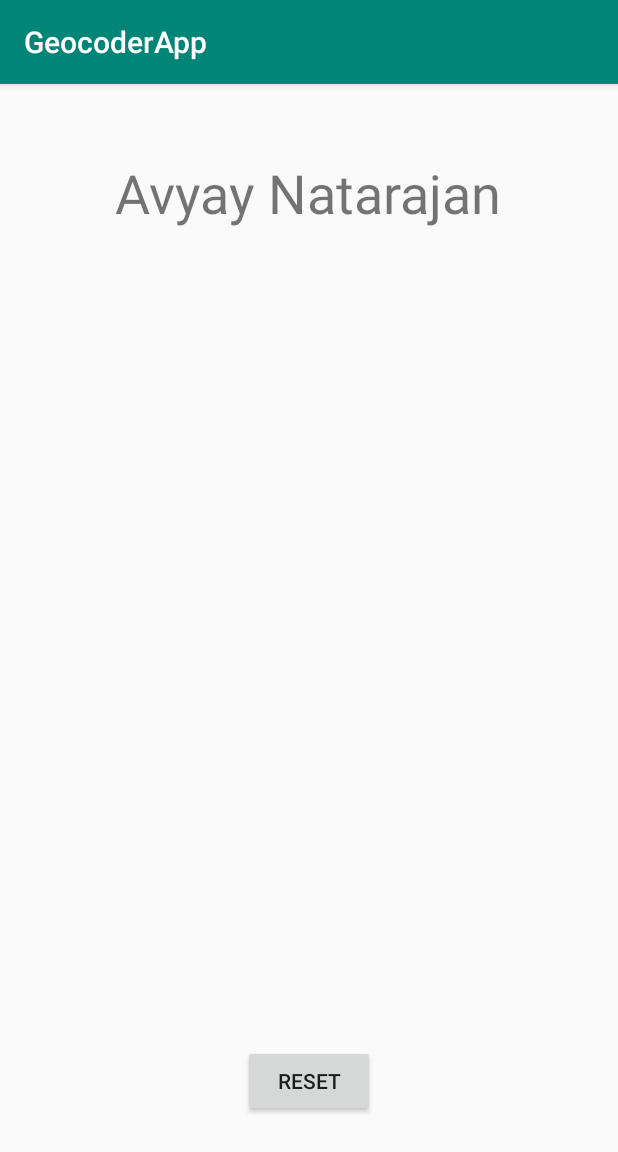
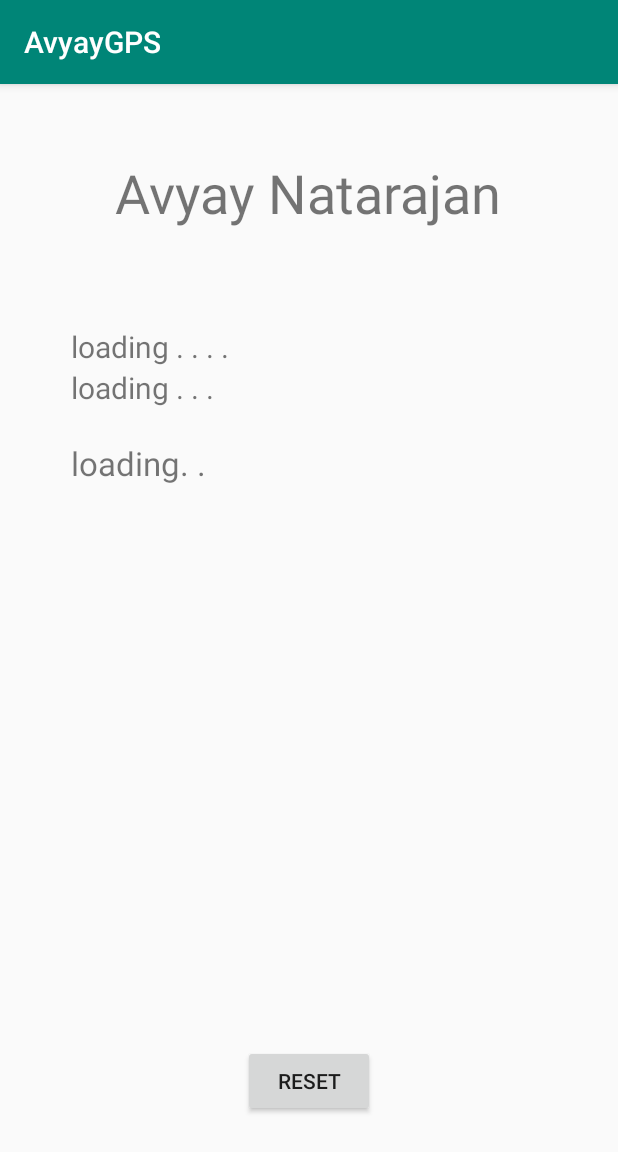
Before and after one commit to avyaysbhs/AP-Android-Geocoder-Project, an Android app: the screen it shows after launch (MainActivity), after a tap on "RESET", on a phone screen of 412 x 824 dp. Shown: the top 1152 px of the screen. Run offline under Robolectric (Android 15) with nearby library versions, the phone set to English and light mode, and no system bars.

Commit message:
Day 2 with project. played coc almost all of class but i made this cool loading thingy

```diff
--- a/app/src/main/java/com/example/geocoderapp/MainActivity.java
+++ b/app/src/main/java/com/example/geocoderapp/MainActivity.java
@@ -18,6 +18,8 @@ import androidx.appcompat.app.AppCompatActivity;
 
 import java.io.IOException;
 import java.text.DecimalFormat;
+import java.util.ArrayList;
+import java.util.List;
 import java.util.Locale;
 
 public class MainActivity extends AppCompatActivity implements LocationListener {
@@ -26,8 +28,8 @@ public class MainActivity extends AppCompatActivity implements LocationListener
     private double traveled;
 
     private Geocoder geocoder;
-    private DecimalFormat milesFormat = new DecimalFormat("###.#");
-    private DecimalFormat latLongFormat = new DecimalFormat("####.###");
+    private DecimalFormat milesFormat = new DecimalFormat("####.###");
+    private DecimalFormat latLongFormat = new DecimalFormat("#####.####");
 
     private Location location;
     private LocationManager locationManager;
@@ -44,9 +46,38 @@ public class MainActivity extends AppCompatActivity implements LocationListener
         onLocationChanged(location);
     }
 
+    public String repeat(String s, int n)
+    {
+        StringBuilder o = new StringBuilder(); for (int i = 0; i<n; i++) o.append(s); return o.toString();
+    }
+
+    public String fillStart(String s, String fragment, int ceiling)
+    {
+        int delta = s.length() - fragment.length();
+        if (delta > ceiling)
+            return fragment + s.substring(fragment.length());
+        String out = null; int index = 0;
+        while (index < s.length() - ceiling)
+        {
+            out = fragment.substring(0, index++) + s.substring(index);
+        }
+        return out;
+    }
+
     @Override
     protected void onCreate(Bundle savedInstanceState) {
         super.onCreate(savedInstanceState);
+
+        locationManager = (LocationManager) getSystemService(Context.LOCATION_SERVICE);
+
+        if (checkSelfPermission(Manifest.permission.ACCESS_FINE_LOCATION) != PackageManager.PERMISSION_GRANTED && checkSelfPermission(Manifest.permission.ACCESS_COARSE_LOCATION) != PackageManager.PERMISSION_GRANTED) {
+            requestPermissions(
+                new String[] { Manifest.permission.ACCESS_FINE_LOCATION, Manifest.permission.ACCESS_COARSE_LOCATION },
+                requestId++
+            );
+            return;
+        }
+
         setContentView(R.layout.activity_main);
 
         latitudeView = findViewById(R.id.latitude);
@@ -57,16 +88,40 @@ public class MainActivity extends AppCompatActivity implements LocationListener
         Button refreshButton = findViewById(R.id.refresh);
         refreshButton.setOnClickListener(this::refresh);
 
-        locationManager = (LocationManager) getSystemService(Context.LOCATION_SERVICE);
-        if (checkSelfPermission(Manifest.permission.ACCESS_FINE_LOCATION) != PackageManager.PERMISSION_GRANTED && checkSelfPermission(Manifest.permission.ACCESS_COARSE_LOCATION) != PackageManager.PERMISSION_GRANTED) {
-            requestPermissions(new String[] { Manifest.permission.ACCESS_FINE_LOCATION, Manifest.permission.ACCESS_COARSE_LOCATION },
-            requestId++);
-            return;
-        }
-
+        assert locationManager != null;
         locationManager.requestLocationUpdates(LocationManager.GPS_PROVIDER, 1000, 1000, this);
 
-        assert locationManager != null;
+        new Thread(() ->
+        {
+            int step = 0;
+            List<String> lat = new ArrayList<>();
+            for (int i=0;i<=24;i++)
+                lat.add(fillStart(repeat(". ", i), "loading ", 4));
+
+            List<String> lon = new ArrayList<>(lat);
+            lon.add(0, lon.remove(lon.size() - 1));
+
+            List<String> dist = new ArrayList<>(lon);
+            dist.add(0, dist.remove(dist.size() - 1));
+
+            while (location == null)
+            {
+                try {
+                    step = step + 1 > lat.size() - 1 ? 0 : step + 1;
+                    final int stepF = step;
+                    runOnUiThread(() -> {
+                        latitudeView.setText(lat.get(stepF));
+                        longitudeView.setText(lon.get(stepF));
+                        distanceView.setText(dist.get(stepF));
+                    });
+                    Thread.sleep(40);
+                } catch (InterruptedException e) {
+                    e.printStackTrace();
+                }
+            }
+            onLocationChanged(location);
+        }).start();
+
         refresh(null);
     }
 
--- a/app/src/main/res/layout/activity_main.xml
+++ b/app/src/main/res/layout/activity_main.xml
@@ -25,9 +25,12 @@
         android:layout_height="147dp"
         android:layout_marginTop="32dp"
         android:orientation="vertical"
+        app:layout_constraintBottom_toTopOf="@+id/refresh"
         app:layout_constraintEnd_toEndOf="parent"
+        app:layout_constraintHorizontal_bias=".5"
         app:layout_constraintStart_toStartOf="parent"
-        app:layout_constraintTop_toBottomOf="@+id/name">
+        app:layout_constraintTop_toBottomOf="@+id/name"
+        app:layout_constraintVertical_bias="0.089">
 
         <TextView
             android:id="@+id/latitude"
--- a/app/src/main/res/values/strings.xml
+++ b/app/src/main/res/values/strings.xml
@@ -1,5 +1,5 @@
 <resources>
-    <string name="app_name">GeocoderApp</string>
+    <string name="app_name">AvyayGPS</string>
     <string name="app_creator">Avyay Natarajan</string>
     <string name="refresh_button_text">Reset</string>
 </resources>
```
